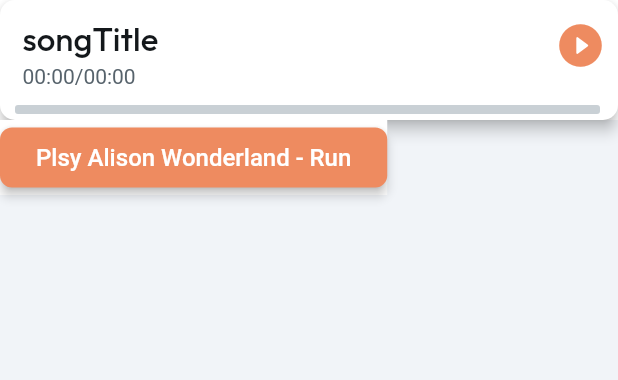
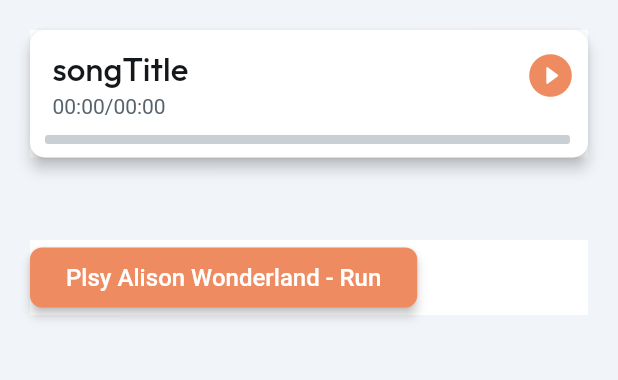
Before and after one commit to kkatayama/complex, a Flutter app: the Test2Widget screen opened by its route, on a phone screen of 412 x 824 dp, the part 84-464 px from its top. Run offline on Flutter 3.47's test engine with Material 3 defaults, Android fonts, the phone set to English and light mode, and no system bars; drawn by our look-alikes of auto_size_text; our stand-ins replace assets_audio_player, cached_network_image, data_table_2, dropdown_button2, easy_debounce, equatable and 16 more; missing offline and left inert: flutterflow_colorpicker, json_path, mime_type; accounts and stored records are empty; network calls fail; Roboto replaces fonts that are missing (Readex Pro).

Commit message:
Setup tests with native FFaudioplayer.

```diff
--- a/lib/testing/audio_player_tests/f_faudioplayer/f_faudioplayer/f_faudioplayer_widget.dart
+++ b/lib/testing/audio_player_tests/f_faudioplayer/f_faudioplayer/f_faudioplayer_widget.dart
@@ -48,7 +48,7 @@
       alignment: const AlignmentDirectional(-1.0, -1.0),
       child: SizedBox(
         width: 500.0,
-        height: 80.0,
+        height: 100.0,
         child: Stack(
           children: [
             SafeArea(
--- a/lib/testing/audio_player_tests/f_faudioplayer/test2/test2_widget.dart
+++ b/lib/testing/audio_player_tests/f_faudioplayer/test2/test2_widget.dart
@@ -114,18 +114,25 @@
             mainAxisSize: MainAxisSize.max,
             children: [
               Align(
-                alignment: const AlignmentDirectional(0.0, -1.0),
+                alignment: const AlignmentDirectional(-1.0, -1.0),
+                child: Padding(
+                  padding: const EdgeInsets.all(20.0),
+                  child: Container(
+                    width: 500.0,
+                    height: 100.0,
+                    decoration: const BoxDecoration(),
                     child: wrapWithModel(
                       model: _model.fFaudioplayerModel,
                       updateCallback: () => setState(() {}),
                       child: const FFaudioplayerWidget(),
                     ),
                   ),
-              Flexible(
-                child: Row(
-                  mainAxisSize: MainAxisSize.max,
-                  children: [
-                    Container(
+                ),
+              ),
+              Padding(
+                padding: const EdgeInsets.all(20.0),
+                child: Container(
+                  width: MediaQuery.sizeOf(context).width * 1.0,
                   height: 50.0,
                   decoration: BoxDecoration(
                     color: FlutterFlowTheme.of(context).secondaryBackground,
@@ -135,10 +142,8 @@
                     children: [
                       FFButtonWidget(
                         onPressed: () async {
-                              setState(() {
                           FFAppState().PlayNowURL =
                               'https://api.mangoboat.tv/music/Alison Wonderland/Run/11 - Cold (Explicit).mp3';
-                              });
                         },
                         text: 'Plsy Alison Wonderland - Run',
                         options: FFButtonOptions(
@@ -155,8 +160,7 @@
                                     .titleSmallFamily,
                                 color: Colors.white,
                                 letterSpacing: 0.0,
-                                    useGoogleFonts: GoogleFonts.asMap()
-                                        .containsKey(
+                                useGoogleFonts: GoogleFonts.asMap().containsKey(
                                     FlutterFlowTheme.of(context)
                                         .titleSmallFamily),
                               ),
@@ -171,8 +175,6 @@
                     ],
                   ),
                 ),
-                  ],
-                ),
               ),
             ],
           ),
```
Also changed, not shown: lib/testing/audio_player_tests/f_faudioplayer/test1/test1_widget.dart (+10 -8 lines), lib/testing/audio_player_tests/f_faudioplayer/test3/test3_widget.dart (+14 -12 lines). Lines whose indentation alone changed are shown as unchanged.
